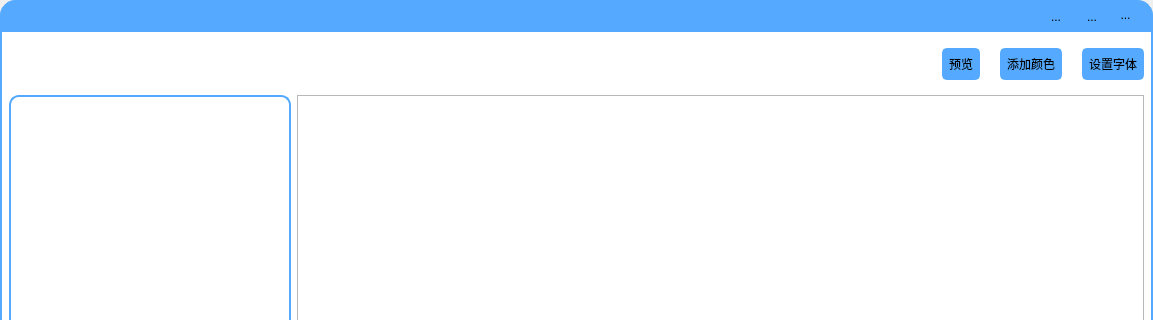
This is qui/mainui.ui in KeyboardMan1996/qssEditer as Qt 5 draws it before an edit; both pictures show x 0 to 1153 and y 0 to 320 of the 1153 by 733 pixel window. The edited form follows.
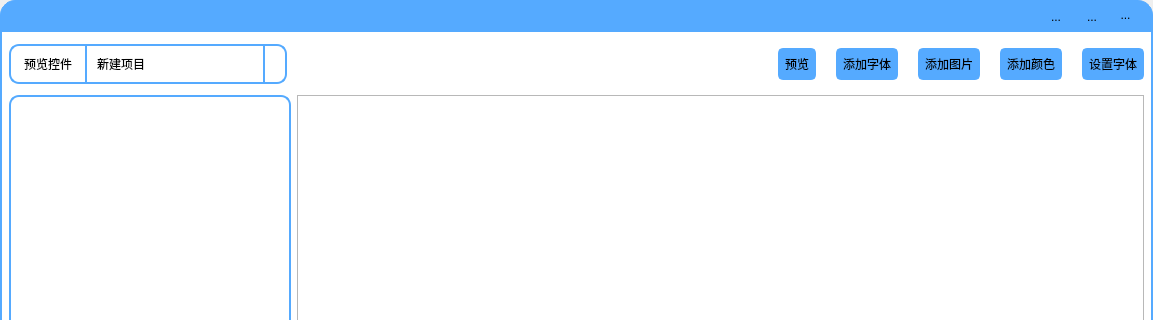
This is the edited form. Icons and pictures are not drawn. Custom widgets are drawn as their Qt base class.

Patch:
```diff
--- a/qui/mainui.ui
+++ b/qui/mainui.ui
@@ -216,6 +216,175 @@
          <property name="bottomMargin">
           <number>0</number>
          </property>
+         <item>
+          <widget class="QWidget" name="widget_2" native="true">
+           <property name="minimumSize">
+            <size>
+             <width>200</width>
+             <height>20</height>
+            </size>
+           </property>
+           <property name="maximumSize">
+            <size>
+             <width>16777215</width>
+             <height>40</height>
+            </size>
+           </property>
+           <layout class="QHBoxLayout" name="horizontalLayout_2">
+            <property name="spacing">
+             <number>0</number>
+            </property>
+            <property name="leftMargin">
+             <number>0</number>
+            </property>
+            <property name="topMargin">
+             <number>0</number>
+            </property>
+            <property name="rightMargin">
+             <number>0</number>
+            </property>
+            <property name="bottomMargin">
+             <number>0</number>
+            </property>
+            <item>
+             <widget class="QLabel" name="label">
+              <property name="sizePolicy">
+               <sizepolicy hsizetype="Minimum" vsizetype="Minimum">
+                <horstretch>0</horstretch>
+                <verstretch>0</verstretch>
+               </sizepolicy>
+              </property>
+              <property name="styleSheet">
+               <string notr="true">.QLabel{
+background-color: rgb(255, 255, 255);
+	border-color: rgb(85, 170, 255);
+	border-width:2px;
+	border-style:solid;
+	border-top-left-radius:10px;
+	border-bottom-left-radius:10px;
+	padding:10px;
+	font: 75 9pt &quot;微软雅黑&quot;;
+}</string>
+              </property>
+              <property name="text">
+               <string>预览控件</string>
+              </property>
+             </widget>
+            </item>
+            <item>
+             <widget class="QComboBox" name="comboBox">
+              <property name="sizePolicy">
+               <sizepolicy hsizetype="Minimum" vsizetype="Minimum">
+                <horstretch>0</horstretch>
+                <verstretch>0</verstretch>
+               </sizepolicy>
+              </property>
+              <property name="minimumSize">
+               <size>
+                <width>200</width>
+                <height>0</height>
+               </size>
+              </property>
+              <property name="maximumSize">
+               <size>
+                <width>16777215</width>
+                <height>132123</height>
+               </size>
+              </property>
+              <property name="styleSheet">
+               <string notr="true">.QComboBox{
+	background-color: rgb(255, 255, 255);
+	border-color: rgb(85, 170, 255);
+	border-width:2px;
+	border-left-width:0px;
+	border-style:solid;
+	border-top-right-radius:10px;
+	border-bottom-right-radius:10px;
+	padding:10px;
+	font: 75 9pt &quot;微软雅黑&quot;;
+}
+QComboBox:!editable, QComboBox::drop-down:editable {
+      background-color: rgb(255, 255, 255,200);
+}
+
+/* QComboBox gets the &quot;on&quot; state when the popup is open */
+QComboBox:!editable:on, QComboBox::drop-down:editable:on {
+      background-color: rgb(238, 238, 238,200);
+}
+
+QComboBox:on { /* shift the text when the popup opens */
+    padding-top: 3px;
+    padding-left: 4px;
+}
+
+QComboBox::drop-down {
+    subcontrol-origin: padding;
+    subcontrol-position: top right;
+    width: 20px;
+
+    border-left-width: 2px;
+    
+	border-color: rgb(85, 170, 255);
+    border-left-style: solid; /* just a single line */
+    border-top-right-radius: 3px; /* same radius as the QComboBox */
+    border-bottom-right-radius: 3px;
+    background: rgba(255, 255, 255, 0);
+}
+
+QComboBox::down-arrow {
+    image: url(:/images/ico_01.png);
+    background: rgba(255, 255, 255, 0);
+}
+
+QComboBox::down-arrow:on { /* shift the arrow when popup is open */
+    top: 1px;
+    left: 1px;
+    background: rgba(255, 255, 255, 0);
+}
+QComboBox QAbstractItemView::item {
+     color: rgb(8, 8, 8);
+     min-height: 20px;
+     background-color: rgb(238, 238, 238,150);
+     padding: 1px 18px 1px 15px;
+}
+QComboBox QAbstractItemView::item::hover{
+     min-height: 20px;
+     background-color:rgb(222, 222, 222.150);
+}
+QAbstractItemView{
+     border: 2px solid;
+     border-bottom-right-radius: 3px;
+     border-bottom-left-radius: 3px;
+	 background-color: rgb(85, 170, 255);
+     min-height: 20px;
+     background: rgba(255, 255, 255, 200);
+}</string>
+              </property>
+              <item>
+               <property name="text">
+                <string>新建项目</string>
+               </property>
+              </item>
+              <item>
+               <property name="text">
+                <string>新建项目</string>
+               </property>
+              </item>
+              <item>
+               <property name="text">
+                <string>新建项目</string>
+               </property>
+              </item>
+              <item>
+               <property name="text">
+                <string>新建项目</string>
+               </property>
+              </item>
+             </widget>
+            </item>
+           </layout>
+          </widget>
+         </item>
          <item>
           <spacer name="horizontalSpacer_2">
            <property name="orientation">
@@ -263,6 +432,74 @@
            </property>
           </widget>
          </item>
+         <item>
+          <widget class="QPushButton" name="pushButton_5">
+           <property name="sizePolicy">
+            <sizepolicy hsizetype="Fixed" vsizetype="Fixed">
+             <horstretch>0</horstretch>
+             <verstretch>0</verstretch>
+            </sizepolicy>
+           </property>
+           <property name="minimumSize">
+            <size>
+             <width>0</width>
+             <height>30</height>
+            </size>
+           </property>
+           <property name="styleSheet">
+            <string notr="true">.QPushButton{
+	background-color: rgb(85, 170, 255);
+	border-color: rgb(85, 170, 255);
+	border-width:2px;
+	border-style:solid;
+	border-radius:5px;
+	padding:5px;
+	font: 75 9pt &quot;微软雅黑&quot;;
+}
+.QPushButton:hover{
+	
+	border-color: rgb(255, 255, 255);
+}</string>
+           </property>
+           <property name="text">
+            <string>添加字体</string>
+           </property>
+          </widget>
+         </item>
+         <item>
+          <widget class="QPushButton" name="pushButton_4">
+           <property name="sizePolicy">
+            <sizepolicy hsizetype="Fixed" vsizetype="Fixed">
+             <horstretch>0</horstretch>
+             <verstretch>0</verstretch>
+            </sizepolicy>
+           </property>
+           <property name="minimumSize">
+            <size>
+             <width>0</width>
+             <height>30</height>
+            </size>
+           </property>
+           <property name="styleSheet">
+            <string notr="true">.QPushButton{
+	background-color: rgb(85, 170, 255);
+	border-color: rgb(85, 170, 255);
+	border-width:2px;
+	border-style:solid;
+	border-radius:5px;
+	padding:5px;
+	font: 75 9pt &quot;微软雅黑&quot;;
+}
+.QPushButton:hover{
+	
+	border-color: rgb(255, 255, 255);
+}</string>
+           </property>
+           <property name="text">
+            <string>添加图片</string>
+           </property>
+          </widget>
+         </item>
          <item>
           <widget class="QPushButton" name="pushButton">
            <property name="sizePolicy">
```
Left out of the diff: 2 changed lines with no effect on the pictures.
